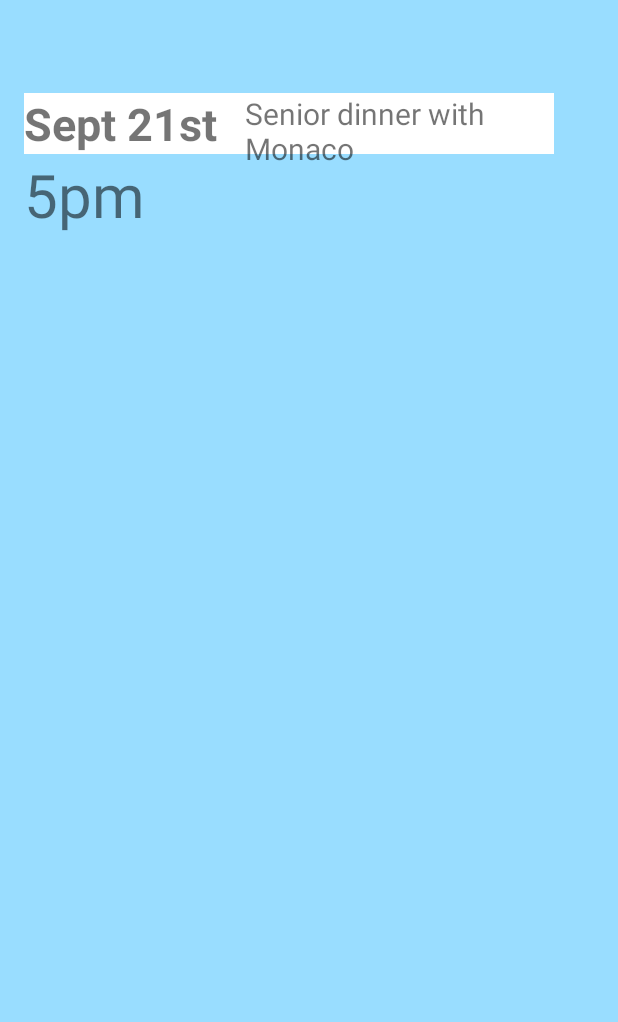
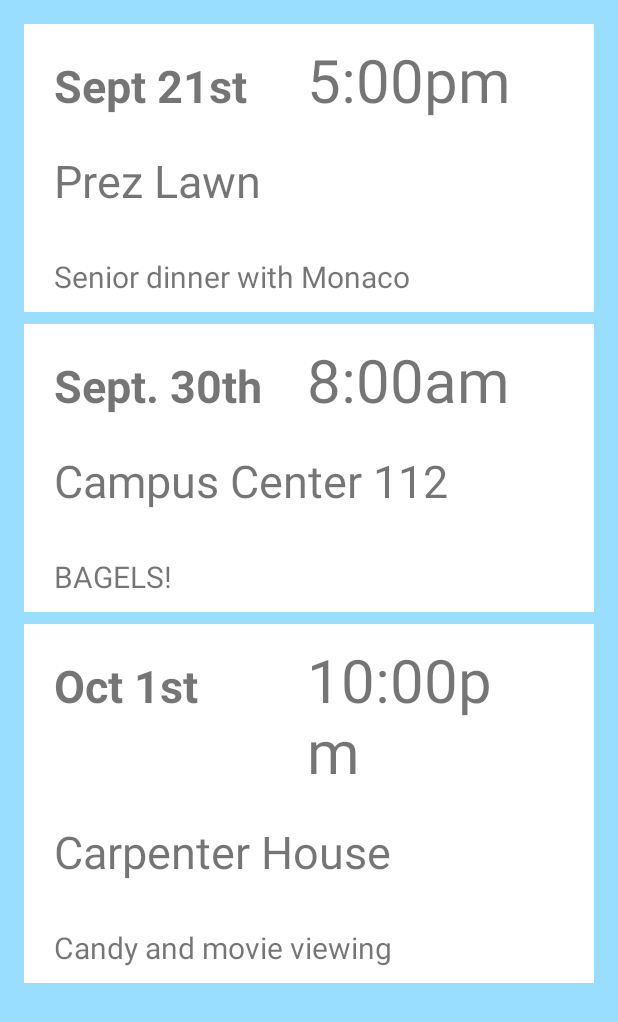
Before and after one commit to kateharwood/JumboEats, an Android app: the screen it shows after launch (MainActivity), on a phone screen of 412 x 824 dp. Shown: the top 1022 px of the screen. Run offline under Robolectric (Android 15) with nearby library versions, the light colour scheme and no system bars.

Commit message:
first iteration of UI

```diff
--- a/app/src/main/res/layout/activity_main.xml
+++ b/app/src/main/res/layout/activity_main.xml
@@ -18,30 +18,51 @@
         <!--android:id="@+id/expandableListView"-->
         <!--android:layout_gravity="center_horizontal">-->
 
-        <TextView
+    <LinearLayout
+        android:layout_width="wrap_content"
+        android:layout_height="wrap_content"
+        android:orientation="vertical"
+        android:background='@color/contentBackground'
+        android:paddingLeft="20dp">
+
+        <LinearLayout
             android:layout_width="wrap_content"
             android:layout_height="wrap_content"
-            android:ems="10"
-            android:id="@+id/editText"
-            android:text="@string/date"
-            android:textSize="30sp"
-            android:textStyle="bold"
-            android:layout_alignParentTop="true"
-            android:layout_alignParentLeft="true"
-            android:layout_alignParentStart="true"
-            android:layout_marginTop="46dp"
-            android:background='@color/contentBackground'/>
+            android:orientation="horizontal">
+
+            <TextView
+                android:layout_width="143dp"
+                android:layout_height="wrap_content"
+                android:ems="10"
+                android:id="@+id/editText"
+                android:text="@string/date"
+                android:textSize="30sp"
+                android:textStyle="bold"
+                android:paddingTop="20dp" />
+
+
+            <TextView
+                android:layout_width="174dp"
+                android:layout_height="wrap_content"
+                android:ems="70"
+                android:id="@+id/editText2"
+                android:text="@string/time"
+                android:textSize="40sp"
+                android:paddingTop="10dp"
+                android:paddingLeft="25dp" />
+
+        </LinearLayout>
 
         <TextView
             android:layout_width="wrap_content"
             android:layout_height="wrap_content"
             android:ems="70"
             android:id="@+id/editText2"
-            android:text="@string/time"
-            android:textSize="40sp"
-            android:layout_below="@+id/editText"
-            android:layout_alignParentLeft="true"
-            android:layout_alignParentStart="true" />
+            android:text="@string/where"
+            android:textSize="30sp"
+            android:paddingTop="20dp"
+            android:paddingBottom="10dp" />
+
 
         <TextView
             android:layout_width="wrap_content"
@@ -50,11 +71,127 @@
             android:id="@+id/editText2"
             android:text="@string/what"
             android:textSize="20sp"
-            android:layout_alignTop="@+id/editText"
-            android:layout_alignParentLeft="true"
-            android:layout_alignParentStart="true"
-            android:layout_marginLeft="147dp"
-            android:layout_marginStart="147dp" />
+            android:paddingTop="20dp"
+            android:paddingBottom="10dp" />
+    </LinearLayout>
+
+    <LinearLayout
+        android:layout_width="wrap_content"
+        android:layout_height="wrap_content"
+        android:orientation="vertical"
+        android:background='@color/contentBackground'
+        android:paddingLeft="20dp"
+        android:layout_marginTop="200dp">
+
+        <LinearLayout
+            android:layout_width="wrap_content"
+            android:layout_height="wrap_content"
+            android:orientation="horizontal">
+
+            <TextView
+                android:layout_width="143dp"
+                android:layout_height="wrap_content"
+                android:ems="10"
+                android:id="@+id/editText"
+                android:text="Sept. 30th"
+                android:textSize="30sp"
+                android:textStyle="bold"
+                android:paddingTop="20dp" />
+
+
+            <TextView
+                android:layout_width="177dp"
+                android:layout_height="wrap_content"
+                android:ems="70"
+                android:id="@+id/editText2"
+                android:text="8:00am"
+                android:textSize="40sp"
+                android:paddingTop="10dp"
+                android:paddingLeft="25dp" />
+
+        </LinearLayout>
+
+        <TextView
+            android:layout_width="wrap_content"
+            android:layout_height="wrap_content"
+            android:ems="70"
+            android:id="@+id/editText2"
+            android:text="Campus Center 112"
+            android:textSize="30sp"
+            android:paddingTop="20dp"
+            android:paddingBottom="10dp" />
+
+
+        <TextView
+            android:layout_width="wrap_content"
+            android:layout_height="wrap_content"
+            android:ems="70"
+            android:id="@+id/editText2"
+            android:text="BAGELS!"
+            android:textSize="20sp"
+            android:paddingTop="20dp"
+            android:paddingBottom="10dp" />
+    </LinearLayout>
+
+
+    <LinearLayout
+        android:layout_width="wrap_content"
+        android:layout_height="wrap_content"
+        android:orientation="vertical"
+        android:background='@color/contentBackground'
+        android:paddingLeft="20dp"
+        android:layout_marginTop="400dp">
+
+        <LinearLayout
+            android:layout_width="wrap_content"
+            android:layout_height="wrap_content"
+            android:orientation="horizontal">
+
+            <TextView
+                android:layout_width="143dp"
+                android:layout_height="wrap_content"
+                android:ems="10"
+                android:id="@+id/editText"
+                android:text="Oct 1st"
+                android:textSize="30sp"
+                android:textStyle="bold"
+                android:paddingTop="20dp" />
+
+
+            <TextView
+                android:layout_width="182dp"
+                android:layout_height="wrap_content"
+                android:ems="70"
+                android:id="@+id/editText2"
+                android:text="10:00pm"
+                android:textSize="40sp"
+                android:paddingTop="10dp"
+                android:paddingLeft="25dp" />
+
+        </LinearLayout>
+
+        <TextView
+            android:layout_width="wrap_content"
+            android:layout_height="wrap_content"
+            android:ems="70"
+            android:id="@+id/editText2"
+            android:text="Carpenter House"
+            android:textSize="30sp"
+            android:paddingTop="20dp"
+            android:paddingBottom="10dp" />
+
+
+        <TextView
+            android:layout_width="wrap_content"
+            android:layout_height="wrap_content"
+            android:ems="70"
+            android:id="@+id/editText2"
+            android:text="Candy and movie viewing"
+            android:textSize="20sp"
+            android:paddingTop="20dp"
+            android:paddingBottom="10dp" />
+    </LinearLayout>
+
 
     <!--</ExpandableListView>-->
 </RelativeLayout>
--- a/app/src/main/res/values/strings.xml
+++ b/app/src/main/res/values/strings.xml
@@ -1,7 +1,9 @@
 <resources>
     <string name="app_name">JumboEats</string>
-    <string name="time">5pm</string>
+    <string name="time">5:00pm</string>
     <string name="date">Sept 21st</string>
     <string name="what">Senior dinner with Monaco</string>
+    <string name="where">Prez Lawn</string>
+
 
 </resources>
```
